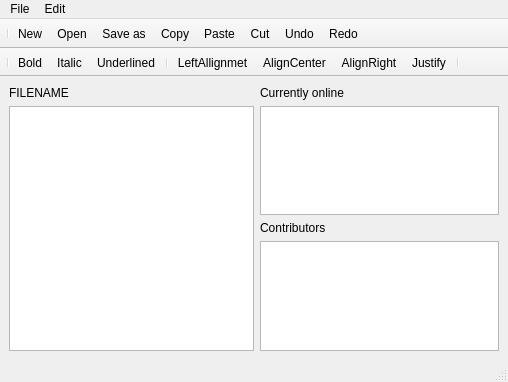
This is client/editor.ui in PoliDox/PoliDox as Qt 5 draws it before an edit. The edited form follows.
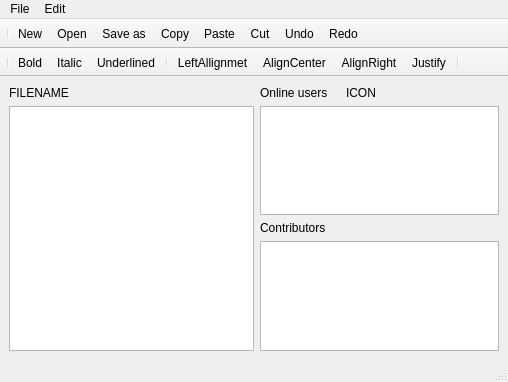
This is the edited form. Icons and pictures are not drawn.

```diff
--- a/client/editor.ui
+++ b/client/editor.ui
@@ -41,11 +41,28 @@
       <item>
        <layout class="QVBoxLayout" name="verticalLayout">
         <item>
+         <layout class="QHBoxLayout" name="horizontalLayout_3">
+          <item>
+           <widget class="QLabel" name="label_4">
+            <property name="maximumSize">
+             <size>
+              <width>80</width>
+              <height>16777215</height>
+             </size>
+            </property>
+            <property name="text">
+             <string>Online users</string>
+            </property>
+           </widget>
+          </item>
+          <item>
          <widget class="QLabel" name="label">
           <property name="text">
-           <string>Currently online</string>
-          </property>
-         </widget>
+             <string>ICON</string>
+            </property>
+           </widget>
+          </item>
+         </layout>
         </item>
         <item>
          <widget class="QListWidget" name="onlineList">
```
Lines whose indentation alone changed are shown as unchanged.
